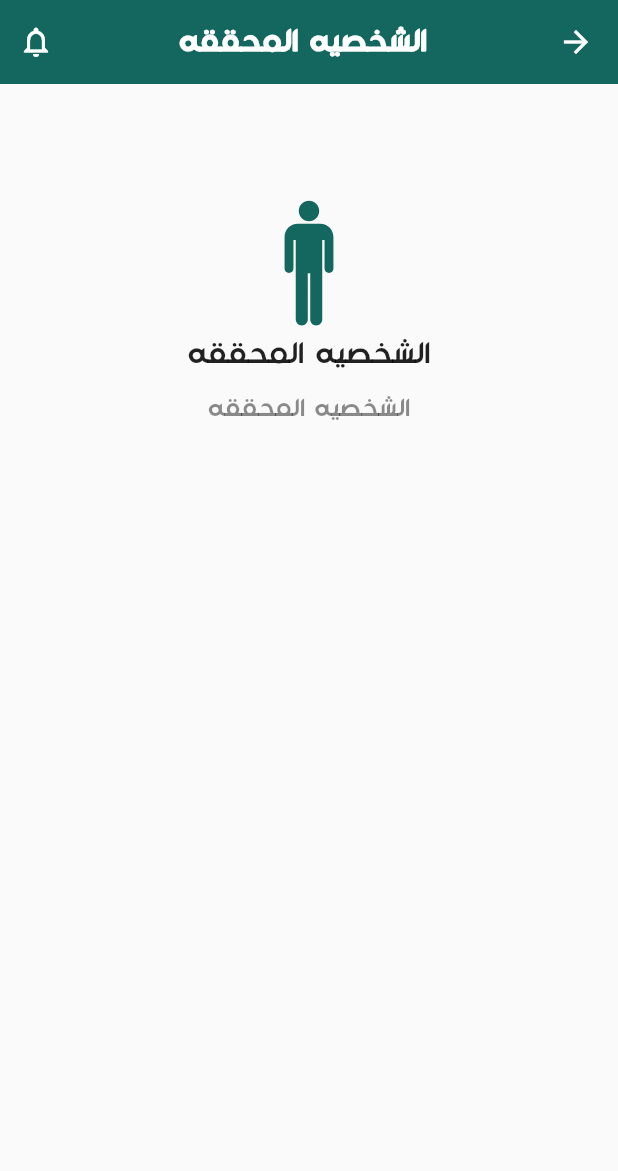
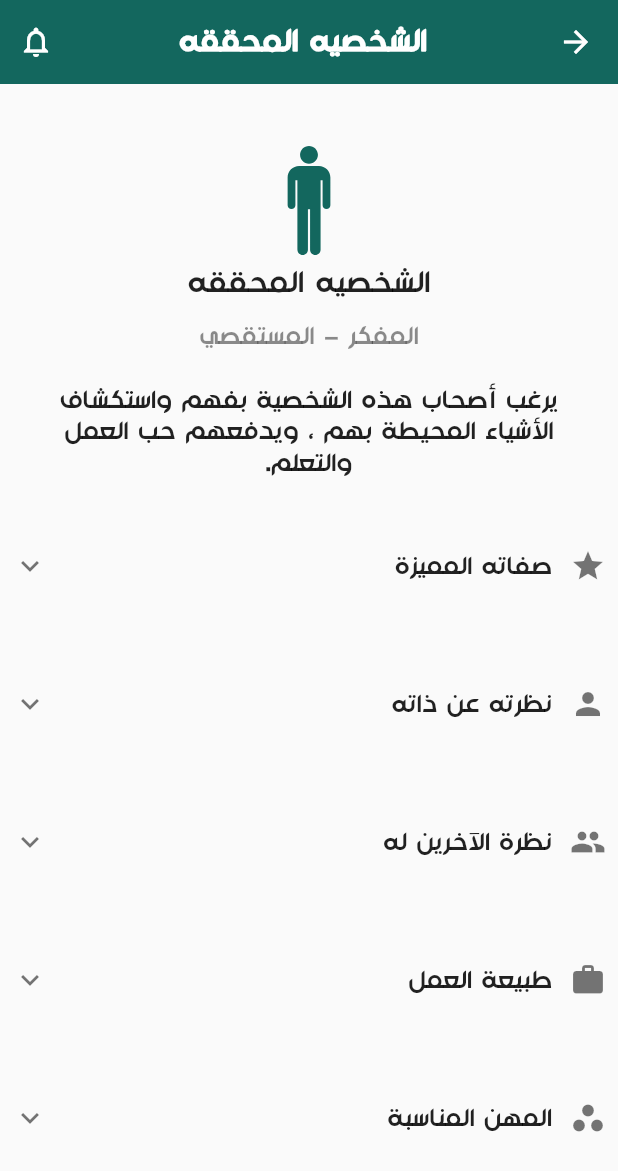
Before and after one commit to AhmedMostafa7474/Mutqen, a Flutter app: the resultdetails_page screen opened directly with sample values from the repository, on a phone screen of 412 x 824 dp. Shown: the top 1171 px of the screen. Run offline on Flutter 3.47's test engine with Material 2 defaults, Android fonts, the phone set to English and light mode, and no system bars; our stand-ins replace animated_splash_screen, easy_localization, flutter_phoenix, flutter_screenutil, flutter_svg, font_awesome_flutter and 6 more; accounts and stored records are empty.

Commit message:
Add Wazen Exam And Result

```diff
--- a/lib/presentation/exam/exam_screen.dart
+++ b/lib/presentation/exam/exam_screen.dart
@@ -2,6 +2,7 @@
 import 'package:flutter/cupertino.dart';
 import 'package:flutter/material.dart';
 import 'package:flutter_screenutil/flutter_screenutil.dart';
+import 'package:mutqen/data/model/exam.dart';
 import 'package:mutqen/resources/color_manager.dart';
 import 'package:persistent_bottom_nav_bar/persistent_tab_view.dart';
 
@@ -10,7 +11,8 @@ import '../../resources/common_widgets/app_bar.dart';
 import '../result/result_screen.dart';
 
 class exam_page extends StatefulWidget {
-  const exam_page({Key? key}) : super(key: key);
+  exam examm;
+  exam_page(this.examm, {Key? key}) : super(key: key);
 
   @override
   State<exam_page> createState() => _exam_pageState();
@@ -88,7 +90,7 @@ class _exam_pageState extends State<exam_page> {
                                 itemBuilder: (BuildContext context, int index) {
                                   return InkWell(
                                     onTap: () {
-                                      PersistentNavBarNavigator.pushNewScreen(context, screen: result_page());
+                                    //  PersistentNavBarNavigator.pushNewScreen(context, screen: result_page());
                                       setState(() {
                                         rate[index2 + (index1 *2)] = index+1;
                                       });
--- a/lib/presentation/result/Widgets/result_data.dart
+++ b/lib/presentation/result/Widgets/result_data.dart
@@ -7,6 +7,7 @@ class result
 {
   String title;
   String description;
+  String subtitle = "يرغب أصحاب هذه الشخصية بفهم واستكشاف الأشياء المحيطة بهم ، ويدفعهم حب العمل والتعلم.";
   double res;
   Color color;
   result(this.title, this.description,this.res,this.color);
@@ -15,4 +16,35 @@ List<result> results=[result("الشخصيه المحققه", "المفكر - ا
   result("الشخصيه الاجتماعيه", "المساعد",15,Colors.red),
   result("الشخصيه المبادره", "المقنع",20,Colors.orange),
   result("الشخصيه الواقعيه", "الواقعي",25,Colors.purple),
-  result("الشخصيه الفنيه", "الفنان",10,Colors.blue)];
+  result("الشخصيه الفنيه", "الفنان",10,Colors.blue)
+];
+
+class resultdesc
+{
+  String title;
+  String description;
+  String descrption2;
+  IconData icon;
+  resultdesc(this.title, this.description,this.descrption2,this.icon);
+}
+List<resultdesc> resultdes= [
+  resultdesc("صفاته المميزة",
+      "يتميز هؤلاء الأفراد بالصفات التالية : التحليل ، الذحر ، الدقة ، النقد ، الفضول العلمي ، الاستقلالية في التفكير ، الذاتية (التفكير على مشاعره وأفكاره الذاتية) ، المنهجية ، العقلانية ، التحفظ.",
+      "الامتلاك والاستحواذ ، حب المغامرة ، الطموح ، مهارات الإصغاء ، التسلط ، النشاط ، الإنطلاق ، الرافعية ، التفاؤل ، التفتيش عن المنفعة ، الثقة بالنفس",
+      Icons.star),
+  resultdesc("نظرته عن ذاته", "كصاحب شخصية مقنعة ، تمتلك المهارات التجارية والتسويقية أكثر من المهارات العلمية.","", Icons.person),
+  resultdesc("نظرة الآخرين له", "يراه الآخرون أصحاب شخصية مليئة بالطاقة والحيوية ، لذا من الأفضل أن يتجنبوا العمل بالمجالات العلمية والفكرية المعقدة.",
+      "",Icons.group),
+  resultdesc("طبيعة العمل", "يحب العمل في مهن تستلزم العمل مع الآخرين ويستمتعون بأنشطة مثل البيع والإقناع والقيادة وإدارة الأداء","", Icons.work),
+  resultdesc("المهن المناسبة", " علوم الحيوان - علوم الأحياء البحرية - العلوم النفسية - الفيزياء - الكيمياء - الجيولوجيا- الطب / الجراحة - الاقتصاد الاستهلاكي- المختبرات",
+      "",Icons.workspaces),
+
+];
+List<result> wazenresults=[
+  result("التوازن الروحاني والعبادي", "",30,ColorManager.primary),
+  result("التوازن الجسدي والصحي", "",15,Colors.red),
+  result("التوازن الاجتماعي والعاطفي", "",20,Colors.orange),
+  result("التوازن الفكري والثقافي", "",25,Colors.purple),
+  result("التوازن المهاري والمالي", "",10,Colors.blue)
+];
+List<String> list=["التمرين والرياضة اليومية" ,"الاحتياجات الغذائية" ,".الراحة والاسترخاء","متابعة علاج الأمراض أولا بأول"];
--- a/lib/presentation/result/result_screen.dart
+++ b/lib/presentation/result/result_screen.dart
@@ -23,7 +23,7 @@ class _result_pageState extends State<result_page> {
   Widget build(BuildContext context) {
     return SafeArea(
       child: Scaffold(
-        appBar: getAppBarWidgetWithNotificationIcon("نتيجه وازن", context),
+        appBar: getAppBarWidgetWithNotificationIcon("نتيجه فرق", context),
         body: Container(
           padding: EdgeInsets.only(top: 20),
           child: ListView.separated(
--- a/lib/presentation/result/resultdetails_screen.dart
+++ b/lib/presentation/result/resultdetails_screen.dart
@@ -22,16 +22,16 @@ class _resultdetails_pageState extends State<resultdetails_page> {
     return SafeArea(
         child: Scaffold(
         appBar: getAppBarWidgetWithNotificationIcon(widget.resultt.title, context),
-        body: Column
+        body: SingleChildScrollView(
+          child: Column
             (
-
             children: [
-            SizedBox(height: 60.h,),
+              SizedBox(height: 30.h,),
               SvgPicture.asset(
                 ImageAssets.personimage,
                 color: widget.resultt.color,
-              height: 80.h,
-              width: 80.w,
+                height: 70.h,
+                width: 70.w,
               ),
               Center(
                 child: Text(widget.resultt.title,style: TextStyle(
@@ -40,12 +40,58 @@ class _resultdetails_pageState extends State<resultdetails_page> {
               ),
               SizedBox(height: 10.h,),
               Center(
-              child: Text(widget.resultt.title,style: TextStyle(
+                child: Text(widget.resultt.description,style: TextStyle(
                     fontSize: 15.sp,
                   color: Colors.black45
                 ),),
+              ),
+              SizedBox(height: 18.h,),
+              Center(
+                child: SizedBox(
+                  width: 330.sp,
+                  child: Text(widget.resultt.subtitle,style: TextStyle(
+                      fontSize: 15.sp,
+                      color: Colors.black87
+                  ),
+                    textAlign: TextAlign.center,
+                  ),
+                ),
+              ),
+              SizedBox(height: 18.h),
+              ListView.separated(
+                physics: NeverScrollableScrollPhysics(),
+                shrinkWrap: true,
+                separatorBuilder: (BuildContext context, int index) {
+                return SizedBox(
+                  height: 18,
+                );
+              }, itemCount: resultdes.length, itemBuilder:
+                  (BuildContext context, int index) {
+                return ExpansionTile(
+                    textColor: widget.resultt.color,
+                    iconColor: widget.resultt.color,
+                    title: Row(
+                      children: [
+                        Icon(resultdes[index].icon),
+                        SizedBox(width: 12,),
+                        Text(resultdes[index].title)
+                      ],
+                    ),children: [
+                  Padding(
+                    padding: const EdgeInsets.all(10.0),
+                    child: Text(resultdes[index].description),
                   )
+                  ,
+                   index==0? Padding(
+                     padding: const EdgeInsets.all(8.0),
+                     child: Text(resultdes[index].descrption2),
+                   ):SizedBox()
                 ],
+                  tilePadding: const EdgeInsets.all(8.0),
+                );
+              },)
+            ],
+          ),
         )
     )
     );
```
Also changed, not shown: lib/data/model/exam.dart (added, +27 -0 lines), lib/presentation/exam/exam2_screen.dart (added, +157 -0 lines), lib/presentation/home/home_screen.dart (+10 -8 lines), lib/presentation/home/homecard_screen.dart (+13 -4 lines), lib/presentation/result/Wazen/result_screen2.dart (added, +122 -0 lines). Lines whose indentation alone changed are shown as unchanged.
